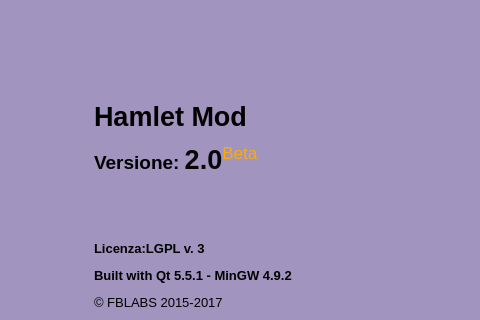
This is mainwindow.ui in fblabs/hamlet-mod-sancon as Qt 5 draws it before an edit; both pictures show x 329 to 809 and y 0 to 320 of the 979 by 780 pixel window. The edited form follows.
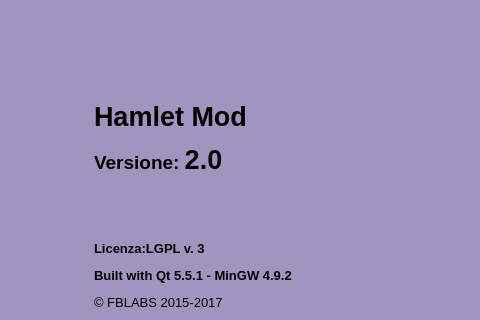
This is the edited form. Icons and pictures are not drawn.

```diff
--- a/mainwindow.ui
+++ b/mainwindow.ui
@@ -539,7 +539,7 @@
       <item>
        <widget class="QLabel" name="label_2">
         <property name="text">
-         <string>&lt;html&gt;&lt;head/&gt;&lt;body&gt;&lt;p&gt;&lt;span style=&quot; font-size:20pt; font-weight:600;&quot;&gt;Hamlet Mod&lt;/span&gt;&lt;/p&gt;&lt;p&gt;&lt;span style=&quot; font-size:14pt; font-weight:600;&quot;&gt;Versione: &lt;/span&gt;&lt;span style=&quot; font-size:20pt; font-weight:600; color:#060606;&quot;&gt;2.0&lt;/span&gt;&lt;span style=&quot; font-size:20pt; color:#ffaa00; vertical-align:super;&quot;&gt;Beta&lt;/span&gt;&lt;br/&gt;&lt;/p&gt;&lt;p&gt;&lt;br/&gt;&lt;/p&gt;&lt;p&gt;&lt;span style=&quot; font-size:10pt; font-weight:600;&quot;&gt;Licenza:LGPL v. 3&lt;/span&gt;&lt;/p&gt;&lt;p&gt;&lt;span style=&quot; font-size:10pt; font-weight:600;&quot;&gt;Built with Qt 5.5.1 - MinGW 4.9.2&lt;/span&gt;&lt;/p&gt;&lt;p&gt;&lt;span style=&quot; font-size:10pt;&quot;&gt;© FBLABS 2015-2017&lt;/span&gt;&lt;/p&gt;&lt;p&gt;&lt;a href=&quot;https://www.github.com/fblabs/hamlet-mod-sancon&quot;&gt;&lt;span style=&quot; text-decoration: underline; color:#0000ff;&quot;&gt;Sorgenti (github)&lt;/span&gt;&lt;/a&gt;&lt;/p&gt;&lt;/body&gt;&lt;/html&gt;</string>
+         <string>&lt;html&gt;&lt;head/&gt;&lt;body&gt;&lt;p&gt;&lt;span style=&quot; font-size:20pt; font-weight:600;&quot;&gt;Hamlet Mod&lt;/span&gt;&lt;/p&gt;&lt;p&gt;&lt;span style=&quot; font-size:14pt; font-weight:600;&quot;&gt;Versione: &lt;/span&gt;&lt;span style=&quot; font-size:20pt; font-weight:600; color:#060606;&quot;&gt;2.0&lt;/span&gt;&lt;br/&gt;&lt;/p&gt;&lt;p&gt;&lt;br/&gt;&lt;/p&gt;&lt;p&gt;&lt;span style=&quot; font-size:10pt; font-weight:600;&quot;&gt;Licenza:LGPL v. 3&lt;/span&gt;&lt;/p&gt;&lt;p&gt;&lt;span style=&quot; font-size:10pt; font-weight:600;&quot;&gt;Built with Qt 5.5.1 - MinGW 4.9.2&lt;/span&gt;&lt;/p&gt;&lt;p&gt;&lt;span style=&quot; font-size:10pt;&quot;&gt;© FBLABS 2015-2017&lt;/span&gt;&lt;/p&gt;&lt;p&gt;&lt;a href=&quot;https://www.github.com/fblabs/hamlet-mod-sancon&quot;&gt;&lt;span style=&quot; text-decoration: underline; color:#0000ff;&quot;&gt;Sorgenti (github)&lt;/span&gt;&lt;/a&gt;&lt;/p&gt;&lt;/body&gt;&lt;/html&gt;</string>
         </property>
         <property name="scaledContents">
          <bool>false</bool>
```
